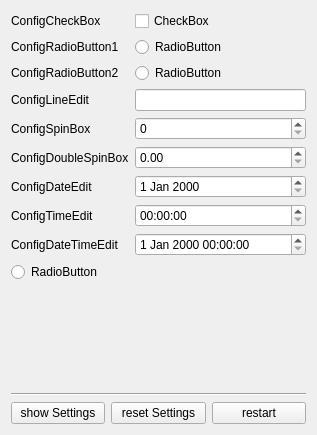
The window that example/example.ui (kolja-wagner/configwidgets) describes before a commit, drawn with Qt 5.
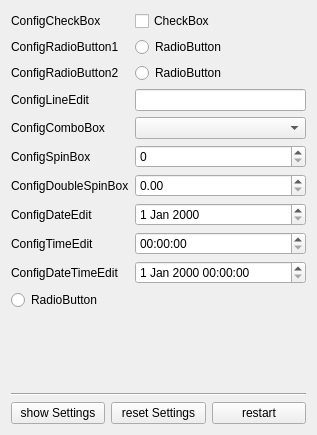
The same window after the commit. Custom widgets are drawn as their Qt base class.

Commit message: add combobox to example

What changed in the file:
```diff
--- a/example/example.ui
+++ b/example/example.ui
@@ -40,54 +40,54 @@
      <item row="3" column="1">
       <widget class="ConfigLineEdit" name="lineEdit"/>
      </item>
-     <item row="4" column="0">
+     <item row="5" column="0">
       <widget class="QLabel" name="label_3">
        <property name="text">
         <string>ConfigSpinBox</string>
        </property>
       </widget>
      </item>
-     <item row="4" column="1">
+     <item row="5" column="1">
       <widget class="ConfigSpinBox" name="spinBox"/>
      </item>
-     <item row="5" column="0">
+     <item row="6" column="0">
       <widget class="QLabel" name="label_4">
        <property name="text">
         <string>ConfigDoubleSpinBox</string>
        </property>
       </widget>
      </item>
-     <item row="5" column="1">
+     <item row="6" column="1">
       <widget class="ConfigDoubleSpinBox" name="doubleSpinBox"/>
      </item>
-     <item row="6" column="0">
+     <item row="7" column="0">
       <widget class="QLabel" name="configDateEditLabel">
        <property name="text">
         <string>ConfigDateEdit</string>
        </property>
       </widget>
      </item>
-     <item row="6" column="1">
+     <item row="7" column="1">
       <widget class="ConfigDateEdit" name="dateEdit"/>
      </item>
-     <item row="7" column="0">
+     <item row="8" column="0">
       <widget class="QLabel" name="configTimeEditLabel">
        <property name="text">
         <string>ConfigTimeEdit</string>
        </property>
       </widget>
      </item>
-     <item row="7" column="1">
+     <item row="8" column="1">
       <widget class="ConfigTimeEdit" name="timeEdit"/>
      </item>
-     <item row="8" column="0">
+     <item row="9" column="0">
       <widget class="QLabel" name="configDateTimeEditLabel">
        <property name="text">
         <string>ConfigDateTimeEdit</string>
        </property>
       </widget>
      </item>
-     <item row="8" column="1">
+     <item row="9" column="1">
       <widget class="ConfigDateTimeEdit" name="dateTimeEdit"/>
      </item>
      <item row="1" column="1">
@@ -118,6 +118,16 @@
        </property>
       </widget>
      </item>
+     <item row="4" column="1">
+      <widget class="ConfigComboBox" name="comboBox"/>
+     </item>
+     <item row="4" column="0">
+      <widget class="QLabel" name="label_7">
+       <property name="text">
+        <string>ConfigComboBox</string>
+       </property>
+      </widget>
+     </item>
     </layout>
    </item>
    <item>
@@ -178,33 +188,38 @@
   <customwidget>
    <class>ConfigCheckBox</class>
    <extends>QCheckBox</extends>
-   <header>configwidgets.h</header>
+   <header location="global">configwidgets.h</header>
+  </customwidget>
+  <customwidget>
+   <class>ConfigDateEdit</class>
+   <extends>QDateEdit</extends>
+   <header location="global">configwidgets.h</header>
   </customwidget>
   <customwidget>
    <class>ConfigSpinBox</class>
    <extends>QSpinBox</extends>
-   <header>configwidgets.h</header>
+   <header location="global">configwidgets.h</header>
+  </customwidget>
+  <customwidget>
+   <class>ConfigComboBox</class>
+   <extends>QComboBox</extends>
+   <header location="global">configwidgets.h</header>
   </customwidget>
   <customwidget>
    <class>ConfigDoubleSpinBox</class>
    <extends>QDoubleSpinBox</extends>
-   <header>configwidgets.h</header>
-  </customwidget>
-  <customwidget>
-   <class>ConfigLineEdit</class>
-   <extends>QLineEdit</extends>
-   <header>configwidgets.h</header>
-  </customwidget>
-  <customwidget>
-   <class>ConfigDateEdit</class>
-   <extends>QDateEdit</extends>
-   <header>configwidgets.h</header>
+   <header location="global">configwidgets.h</header>
   </customwidget>
   <customwidget>
    <class>ConfigTimeEdit</class>
    <extends>QTimeEdit</extends>
    <header>configwidgets.h</header>
   </customwidget>
+  <customwidget>
+   <class>ConfigLineEdit</class>
+   <extends>QLineEdit</extends>
+   <header>configwidgets.h</header>
+  </customwidget>
   <customwidget>
    <class>ConfigDateTimeEdit</class>
    <extends>QDateTimeEdit</extends>
```
The commit also changes 1 other file.
